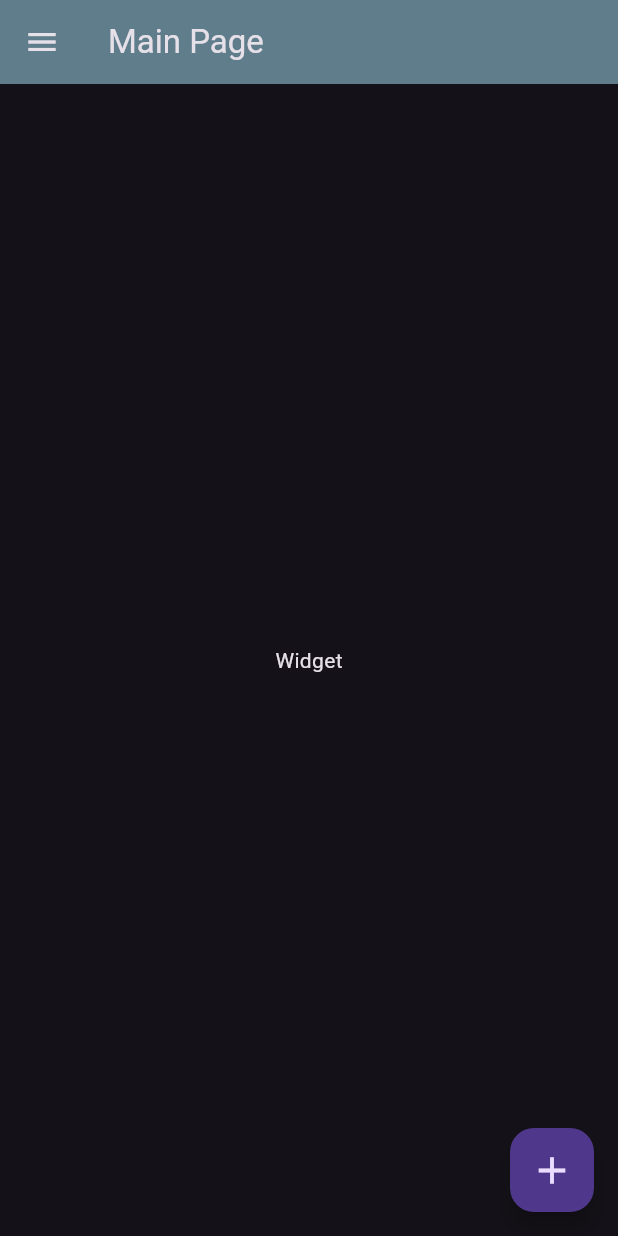
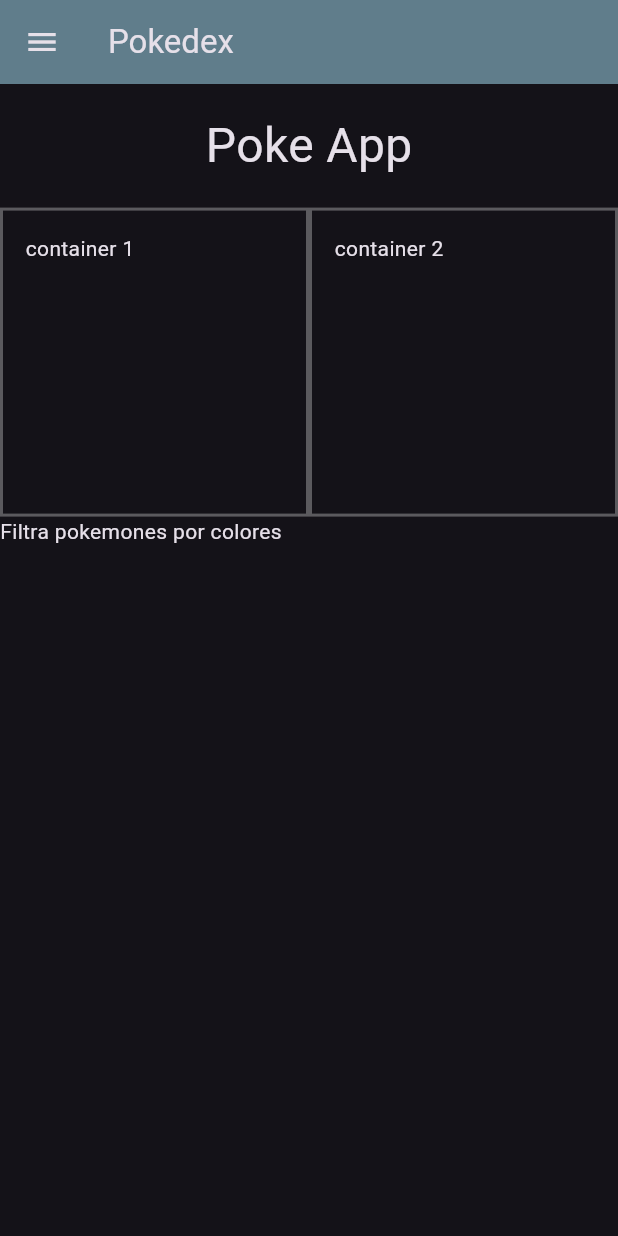
Before and after one commit to FranCuschie/PrototipoFlutter, a Flutter app: the screen it shows after launch, on a phone screen of 412 x 824 dp. Run offline on Flutter 3.47's test engine with Material 3 defaults, Android fonts, the phone set to English and light mode, and no system bars.

Commit message:
inicio de pantallla home

```diff
--- a/lib/screens/home_screen.dart
+++ b/lib/screens/home_screen.dart
@@ -7,22 +7,65 @@ class HomeScreen extends StatelessWidget {
   @override
   Widget build(BuildContext context) {
     return Scaffold(
-      appBar: AppBar(
-        backgroundColor: Colors.blueGrey,
-        title: const Text('Main Page'),
-      ),
-      drawer: DrawerMenu(),
-      body: const Center(child: Text('Widget')),
-      floatingActionButton: FloatingActionButton(
-        onPressed: () {
-          print('Hice click en el boton');
-        },
-        child: const Icon(
-          Icons.add,
-          size: 30,
+        appBar: AppBar(
+          backgroundColor: Colors.blueGrey,
+          title: const Text('Pokedex'),
         ),
-      ),
-      floatingActionButtonLocation: FloatingActionButtonLocation.endFloat,
-    );
+        drawer: DrawerMenu(),
+        body: Column(
+            mainAxisAlignment: MainAxisAlignment.start,
+            children: <Widget>[
+              Row(
+                mainAxisAlignment: MainAxisAlignment.center,
+                children: [
+                  Container(
+                      height: MediaQuery.of(context).size.width * 0.2,
+                      child: const Center(
+                          child: Text(
+                        'Poke App',
+                        textAlign: TextAlign.center,
+                        style: TextStyle(fontSize: 32),
+                      )))
+                ],
+              ),
+              Row(children: <Widget>[
+                Container(
+                    // un cuadrado de la mitad de la pantalla
+                    width: MediaQuery.of(context).size.width * 0.5,
+                    height: MediaQuery.of(context).size.width * 0.5,
+                    padding: EdgeInsets.all(15),
+                    decoration: BoxDecoration(
+                        border: Border.all(
+                      color: Colors.white30,
+                      width: 2.0,
+                    )),
+                    child: Text('container 1')),
+                Container(
+                    width: MediaQuery.of(context).size.width * 0.5,
+                    height: MediaQuery.of(context).size.width * 0.5,
+                    padding: EdgeInsets.all(15),
+                    decoration: BoxDecoration(
+                        border: Border.all(
+                      color: Colors.white30,
+                      width: 2.0,
+                    )),
+                    child: Text('container 2'))
+              ]),
+              Row(
+                children: [Text('Filtra pokemones por colores')],
+              )
+            ])
+
+        // floatingActionButton: FloatingActionButton(
+        //   onPressed: () {
+        //     print('Hice click en el boton');
+        //   },
+        //   child: const Icon(
+        //     Icons.add,
+        //     size: 30,
+        //   ),
+        // ),
+        // floatingActionButtonLocation: FloatingActionButtonLocation.endFloat,
+        );
   }
 }
```
